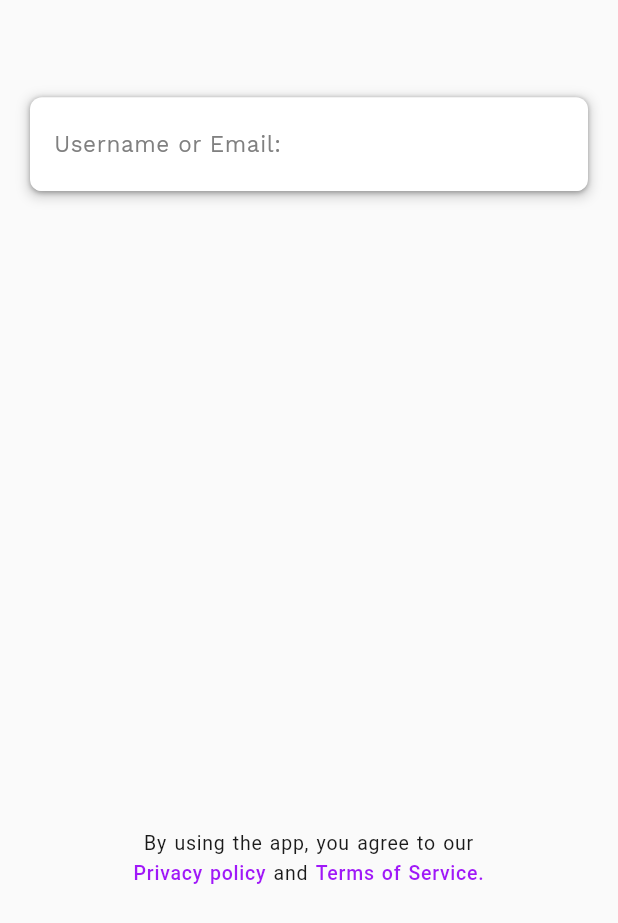
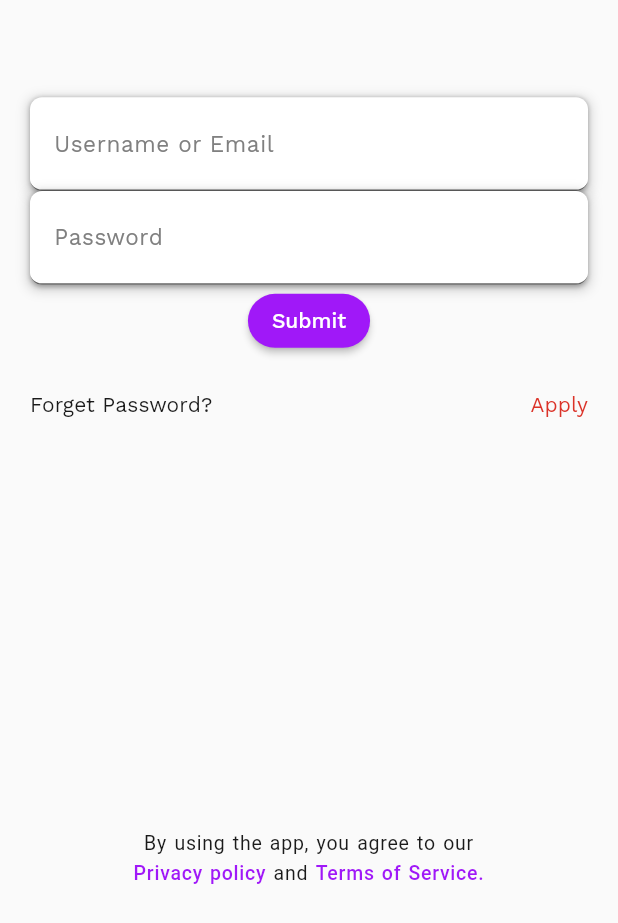
Before and after one commit to ausaf-liaquat/unique-med-services, a Flutter app: the LoginScreen screen opened by its route, on a phone screen of 412 x 824 dp, the part 313-1236 px from its top. Run offline on Flutter 3.47's test engine with Material 2 defaults, Android fonts, the phone set to English and light mode, and no system bars; drawn by our look-alikes of flutter_form_builder; our stand-ins replace form_builder_validators, google_fonts.

Commit message:
textfield complete

```diff
--- a/lib/screens/login.dart
+++ b/lib/screens/login.dart
@@ -1,11 +1,20 @@
 import 'package:flutter/material.dart';
 import 'package:flutter_form_builder/flutter_form_builder.dart';
+import 'package:form_builder_validators/form_builder_validators.dart';
 import 'package:ums_staff/shared/theme/color.dart';
-import 'package:ums_staff/widgets/common/typography.dart';
+import 'package:ums_staff/widgets/common/text_field.dart';
 
-class LoginScreen extends StatelessWidget {
+import '../widgets/common/typography.dart';
+
+class LoginScreen extends StatefulWidget {
+  const LoginScreen({super.key});
+
+  @override
+  State<LoginScreen> createState() => _LoginScreenState();
+}
+
+class _LoginScreenState extends State<LoginScreen> {
   final _formKey = GlobalKey<FormBuilderState>();
-  LoginScreen({super.key});
 
   @override
   Widget build(BuildContext context) {
@@ -21,53 +30,72 @@ class LoginScreen extends StatelessWidget {
                 margin: const EdgeInsets.only(left: 20.0, right: 20.0),
                 child: FormBuilder(
                     key: _formKey,
+                    onChanged: () {
+                      _formKey.currentState!.save();
+                      debugPrint(_formKey.currentState!.value.toString());
+                    },
+                    autovalidateMode: AutovalidateMode.disabled,
+                    initialValue: const {
+                      'email': '',
+                      'password': '',
+                    },
+                    skipDisabled: true,
                     child: Column(
                       children: [
-                        Container(
-                          decoration: BoxDecoration(
-                            borderRadius: BorderRadius.circular(8),
-                            boxShadow: <BoxShadow>[
-                              BoxShadow(
-                                color: Colors.black.withOpacity(0.30),
-                                blurRadius: 2,
-                                offset: const Offset(0, 1),
-                              ),
-                              BoxShadow(
-                                color: Colors.black.withOpacity(0.15),
-                                blurRadius: 6,
-                                spreadRadius: 2,
-                                offset: const Offset(0, 2),
-                              ),
-                            ],
-                          ),
-                          child: FormBuilderTextField(
-                            name: 'email',
-                            style: TextStyle(
-                              color: AppColorScheme().black80,
-                              fontSize: 18,
-                              letterSpacing: 0.5,
-                            ),
-                            decoration: InputDecoration(
-                                contentPadding: const EdgeInsets.only(
-                                    left: 16, right: 16, top: 12, bottom: 12),
-                                label: AppTypography(
-                                  text: 'Username or Email:',
-                                  size: 15,
-                                  color: AppColorScheme().black50,
-                                  spacing: 0.4,
-                                ),
-                                enabledBorder: UnderlineInputBorder(
-                                  borderRadius: BorderRadius.circular(8),
-                                  borderSide: BorderSide(
-                                      color: AppColorScheme().black0),
-                                ),
-                                border: UnderlineInputBorder(
-                                  borderRadius: BorderRadius.circular(8),
-                                ),
-                                filled: true,
-                                fillColor: AppColorScheme().black0),
+                        AppTextField(
+                          error:
+                              _formKey.currentState?.fields['email']!.errorText,
+                          bottom: 16,
+                          name: 'email',
+                          label: 'Username or Email',
+                          validator: FormBuilderValidators.compose([
+                            FormBuilderValidators.required(
+                                errorText: 'Email is mendatory'),
+                          ]),
+                        ),
+                        AppTextField(
+                          error: _formKey
+                              .currentState?.fields['password']!.errorText,
+                          bottom: 40,
+                          name: 'password',
+                          label: 'Password',
+                          validator: FormBuilderValidators.compose([
+                            FormBuilderValidators.required(
+                                errorText: 'Password is mendatory'),
+                          ]),
+                        ),
+                        ElevatedButton(
+                          onPressed: () {
+                            if (_formKey.currentState?.saveAndValidate() ??
+                                false) {
+                              // error funtion
+                            } else {
+                              // sucess funtion
+                            }
+                          },
+                          child: const Text(
+                            'Submit',
+                            style: TextStyle(color: Colors.white),
                           ),
                         ),
+                        const SizedBox(height: 24),
+                        Row(
+                            mainAxisSize: MainAxisSize.max,
+                            mainAxisAlignment: MainAxisAlignment.spaceBetween,
+                            children: [
+                              AppTypography(
+                                text: 'Forget Password?',
+                                size: 14,
+                                spacing: 0.1,
+                                color: AppColorScheme().black90,
+                              ),
+                              AppTypography(
+                                text: 'Apply',
+                                size: 14,
+                                spacing: 0.1,
+                                color: Theme.of(context).colorScheme.error,
+                              )
+                            ])
                       ],
                     ))),
           ),
--- a/lib/shared/router/main.dart
+++ b/lib/shared/router/main.dart
@@ -5,5 +5,5 @@ import 'names.dart';
 
 var appRoutes = <String, WidgetBuilder>{
   AppRoutes.splashScreen: (context) => const SplashScreen(),
-  AppRoutes.login: (context) => LoginScreen(),
+  AppRoutes.login: (context) => const LoginScreen(),
 };
--- a/lib/shared/theme/main.dart
+++ b/lib/shared/theme/main.dart
@@ -8,7 +8,20 @@ class AppThemeData {
   ThemeData lightTheme = ThemeData(
     fontFamily: fonts,
     colorScheme: AppColorScheme().colorScheme,
+    buttonTheme: const ButtonThemeData(shape: StadiumBorder()),
+    elevatedButtonTheme: ElevatedButtonThemeData(
+        style: TextButton.styleFrom(shape: const StadiumBorder())),
+    inputDecorationTheme: InputDecorationTheme(
+        contentPadding:
+            const EdgeInsets.only(left: 16, right: 16, top: 12, bottom: 12),
+        border: UnderlineInputBorder(
+          borderRadius: BorderRadius.circular(8),
+          borderSide: BorderSide(color: AppColorScheme().black0),
+        ),
+        filled: true,
+        fillColor: AppColorScheme().black0),
   );
+
   ThemeData darkTheme = ThemeData(
     fontFamily: fonts,
     colorScheme: AppColorScheme().colorScheme,
--- /dev/null
+++ b/lib/widgets/common/text_field.dart
@@ -0,0 +1,90 @@
+import 'package:flutter/material.dart';
+import 'package:flutter_form_builder/flutter_form_builder.dart';
+import 'package:ums_staff/widgets/common/typography.dart';
+import '../../shared/theme/color.dart';
+
+class AppTextField extends StatefulWidget {
+  const AppTextField({
+    super.key,
+    required this.name,
+    required this.label,
+    this.validator,
+    this.bottom,
+    this.error,
+    this.helpText = '',
+  });
+
+  final String name;
+  final String label;
+  final String? Function(String?)? validator;
+  final String helpText;
+  final double? bottom;
+  final String? error;
+
+  @override
+  State<AppTextField> createState() => _AppTextFieldState();
+}
+
+class _AppTextFieldState extends State<AppTextField> {
+  @override
+  Widget build(BuildContext context) {
+    return Column(
+      crossAxisAlignment: CrossAxisAlignment.start,
+      children: [
+        Container(
+          decoration: BoxDecoration(
+            borderRadius: BorderRadius.circular(8),
+            boxShadow: <BoxShadow>[
+              BoxShadow(
+                color: Colors.black.withOpacity(0.30),
+                blurRadius: 2,
+                offset: const Offset(0, 1),
+              ),
+              BoxShadow(
+                color: Colors.black.withOpacity(0.15),
+                blurRadius: 6,
+                spreadRadius: 2,
+                offset: const Offset(0, 2),
+              ),
+            ],
+          ),
+          child: FormBuilderTextField(
+            name: widget.name,
+            validator: widget.validator,
+            style: TextStyle(
+              color: AppColorScheme().black80,
+              fontSize: 18,
+              letterSpacing: 0.5,
+            ),
+            decoration: InputDecoration(
+              errorStyle: const TextStyle(height: 1, fontSize: 0),
+              label: AppTypography(
+                text: widget.label,
+                size: 15,
+                color: AppColorScheme().black50,
+                spacing: 0.4,
+              ),
+            ),
+          ),
+        ),
+        (widget.helpText + (widget.error ?? '')) != ''
+            ? Container(
+                margin: EdgeInsets.only(
+                    left: 20.0,
+                    right: 20.0,
+                    bottom: widget.bottom ?? 0,
+                    top: 4),
+                child: AppTypography(
+                  text: widget.error ?? widget.helpText,
+                  size: 12,
+                  align: TextAlign.start,
+                  color: widget.error != null
+                      ? Theme.of(context).colorScheme.error
+                      : AppColorScheme().black60,
+                  spacing: 0.4,
+                ))
+            : const SizedBox(),
+      ],
+    );
+  }
+}
```
